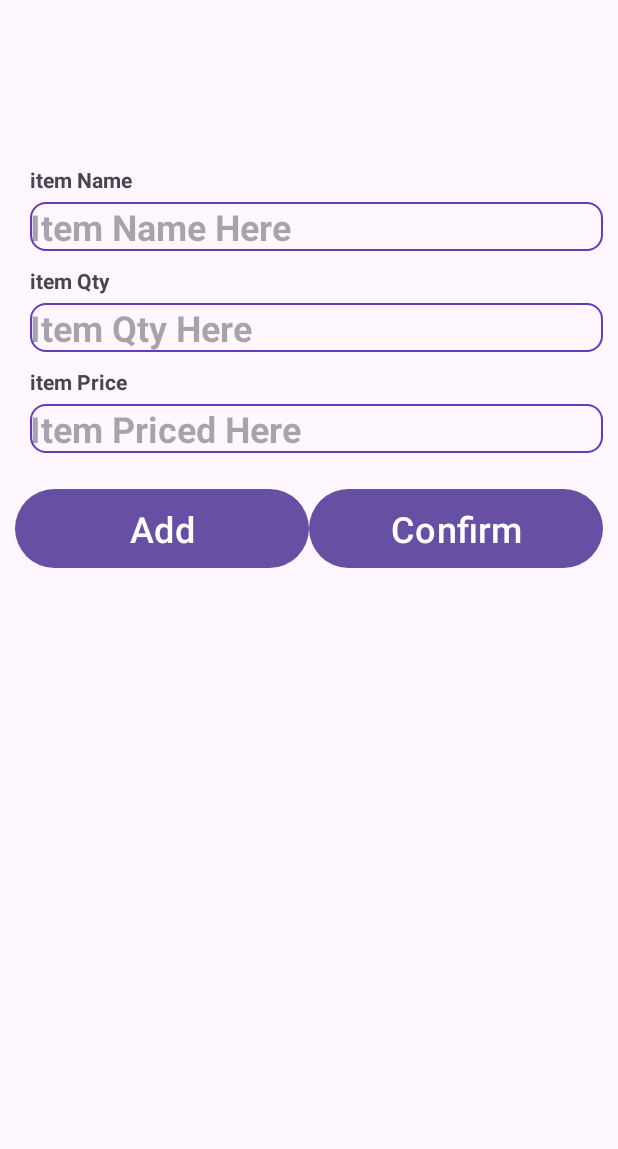
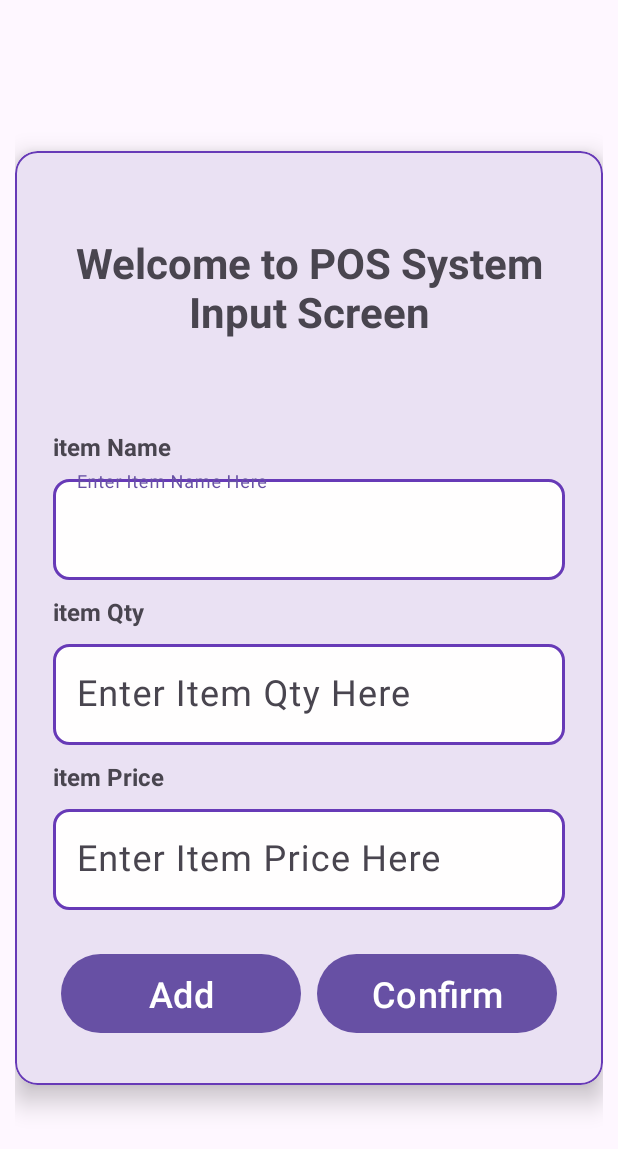
Before and after one commit to Jubayed-A/Point-Of-Sale-POS-, an Android app: the screen it shows after launch (MainActivity), on a phone screen of 412 x 824 dp. Shown: the top 1149 px of the screen. Run offline under Robolectric (Android 15) with nearby library versions, the phone set to English and light mode, and no system bars.

Commit message:
ui design is develop

```diff
--- a/app/src/main/java/com/example/pointofsale/MainActivity.kt
+++ b/app/src/main/java/com/example/pointofsale/MainActivity.kt
@@ -5,6 +5,7 @@ import androidx.appcompat.app.AppCompatActivity
 import android.os.Bundle
 import android.widget.Button
 import android.widget.EditText
+import android.widget.Toast
 
 class MainActivity : AppCompatActivity() {
     override fun onCreate(savedInstanceState: Bundle?) {
@@ -26,11 +27,13 @@ class MainActivity : AppCompatActivity() {
                 val total = qty * price
 
                 val intentOutput = Intent(this, OutputActivity::class.java)
-                intentOutput.putExtra("name", name.toString())
+                intentOutput.putExtra("name", name)
                 intentOutput.putExtra("qty", qty.toString())
                 intentOutput.putExtra("price", price.toString())
                 intentOutput.putExtra("total", total.toString())
                 startActivity(intentOutput)
+            } else{
+                Toast.makeText(this, "Please Input all the fill.", Toast.LENGTH_SHORT).show()
             }
 
         }
--- a/app/src/main/res/drawable/custom_shape.xml
+++ b/app/src/main/res/drawable/custom_shape.xml
@@ -1,7 +1,8 @@
 <?xml version="1.0" encoding="utf-8"?>
 <shape xmlns:android="http://schemas.android.com/apk/res/android">
     <corners android:radius="10dp"/>
+    <solid android:color="#FFFEFE"/>
     <stroke android:color="#673AB7"
-        android:width="1dp"
+        android:width="2dp"
         />
 </shape>
--- a/app/src/main/res/layout/activity_main.xml
+++ b/app/src/main/res/layout/activity_main.xml
@@ -4,33 +4,79 @@
     xmlns:tools="http://schemas.android.com/tools"
     android:layout_width="match_parent"
     android:layout_height="match_parent"
+    android:gravity="center"
     android:orientation="vertical"
     android:padding="10dp"
     tools:context=".MainActivity">
 
+    <com.google.android.material.card.MaterialCardView
+        android:layout_width="match_parent"
+        android:layout_height="wrap_content"
+        app:cardCornerRadius="15dp"
+        app:cardElevation="10dp"
+        app:strokeColor="#673AB7">
+
+        <LinearLayout
+            android:layout_width="match_parent"
+            android:layout_height="wrap_content"
+            android:layout_margin="5dp"
+            android:orientation="vertical">
+
+            <!--    welcome text -->
             <TextView
                 android:layout_width="wrap_content"
                 android:layout_height="wrap_content"
                 android:layout_marginStart="10dp"
-        android:layout_marginTop="100dp"
+                android:layout_marginTop="40dp"
+                android:layout_marginEnd="10dp"
+                android:gravity="center"
+                android:padding="10dp"
+                android:text="Welcome to POS System Input Screen"
+                android:textSize="28sp"
+                android:textStyle="bold" />
+
+            <!--    design section -->
+            <LinearLayout
+                android:layout_width="match_parent"
+                android:layout_height="wrap_content"
+                android:layout_margin="10dp"
+                android:orientation="vertical">
+
+                <!--       Item name text here      -->
+                <TextView
+                    android:layout_width="wrap_content"
+                    android:layout_height="wrap_content"
+                    android:layout_marginStart="10dp"
+                    android:layout_marginTop="40dp"
                     android:layout_marginBottom="5dp"
                     android:text="item Name"
+                    android:textSize="16sp"
                     android:textStyle="bold" />
 
 
-    <EditText
+                <!--       Item name here      -->
+                <com.google.android.material.textfield.TextInputLayout
+                    android:layout_width="match_parent"
+                    android:layout_height="wrap_content"
+                    android:layout_marginStart="10dp"
+                    android:layout_marginEnd="10dp"
+                    app:endIconMode="clear_text">
+
+                    <com.google.android.material.textfield.TextInputEditText
                         android:id="@+id/itemName"
                         android:layout_width="match_parent"
                         android:layout_height="wrap_content"
-        android:layout_marginStart="10dp"
                         android:background="@drawable/custom_shape"
-        android:ems="10"
-        android:hint="Item Name Here"
+                        android:hint="Enter Item Name Here"
                         android:inputType="text"
                         android:textColor="@color/black"
-        android:textSize="24sp"
-        android:textStyle="bold" />
+                        android:textSize="24sp" />
 
+
+                </com.google.android.material.textfield.TextInputLayout>
+
+
+                <!--       Item qty text here      -->
                 <TextView
                     android:layout_width="wrap_content"
                     android:layout_height="wrap_content"
@@ -38,22 +84,33 @@
                     android:layout_marginTop="10dp"
                     android:layout_marginBottom="5dp"
                     android:text="item Qty"
+                    android:textSize="16sp"
                     android:textStyle="bold" />
 
 
-    <EditText
+                <!--       Item qty here      -->
+                <com.google.android.material.textfield.TextInputLayout
+                    android:layout_width="match_parent"
+                    android:layout_height="wrap_content"
+                    android:layout_marginStart="10dp"
+                    android:layout_marginEnd="10dp"
+                    app:endIconMode="clear_text">
+
+                    <com.google.android.material.textfield.TextInputEditText
                         android:id="@+id/itemQty"
                         android:layout_width="match_parent"
                         android:layout_height="wrap_content"
-        android:layout_marginStart="10dp"
                         android:background="@drawable/custom_shape"
-        android:ems="10"
-        android:hint="Item Qty Here"
+                        android:hint="Enter Item Qty Here"
                         android:inputType="number"
-        android:textColor="@color/black"
                         android:textSize="24sp"
-        android:textStyle="bold" />
+                        android:textColor="@color/black"/>
 
+
+                </com.google.android.material.textfield.TextInputLayout>
+
+
+                <!--       Item price text here      -->
                 <TextView
                     android:layout_width="wrap_content"
                     android:layout_height="wrap_content"
@@ -61,33 +118,47 @@
                     android:layout_marginTop="10dp"
                     android:layout_marginBottom="5dp"
                     android:text="item Price"
+                    android:textSize="16sp"
                     android:textStyle="bold" />
 
 
-    <EditText
+                <!--       Item price here      -->
+                <com.google.android.material.textfield.TextInputLayout
+                    android:layout_width="match_parent"
+                    android:layout_height="wrap_content"
+                    android:layout_marginStart="10dp"
+                    android:layout_marginEnd="10dp"
+                    app:endIconMode="clear_text">
+
+                    <com.google.android.material.textfield.TextInputEditText
                         android:id="@+id/itemPrice"
                         android:layout_width="match_parent"
                         android:layout_height="wrap_content"
-        android:layout_marginStart="10dp"
                         android:background="@drawable/custom_shape"
-        android:ems="10"
-        android:hint="Item Priced Here"
+                        android:hint="Enter Item Price Here"
                         android:inputType="number"
-        android:textColor="@color/black"
                         android:textSize="24sp"
-        android:textStyle="bold" />
+                        android:textColor="@color/black" />
 
+
+                </com.google.android.material.textfield.TextInputLayout>
+
+
+                <!--       Button code here      -->
                 <LinearLayout
                     android:layout_width="match_parent"
                     android:layout_height="wrap_content"
-        android:layout_marginTop="10dp"
+                    android:layout_marginStart="10dp"
+                    android:layout_marginTop="20dp"
+                    android:layout_marginEnd="10dp"
+                    android:layout_marginBottom="10dp"
                     android:orientation="horizontal">
 
                     <Button
                         android:id="@+id/btnAdd"
                         android:layout_width="match_parent"
                         android:layout_height="wrap_content"
-            android:layout_marginTop="10dp"
+                        android:layout_margin="5dp"
                         android:layout_weight="1"
                         android:padding="10dp"
                         android:text="Add"
@@ -97,7 +168,7 @@
                         android:id="@+id/btnConfirm"
                         android:layout_width="match_parent"
                         android:layout_height="wrap_content"
-            android:layout_marginTop="10dp"
+                        android:layout_margin="5dp"
                         android:layout_weight="1"
                         android:padding="10dp"
                         android:text="Confirm"
@@ -105,5 +176,11 @@
 
                 </LinearLayout>
 
+            </LinearLayout>
 
         </LinearLayout>
+
+    </com.google.android.material.card.MaterialCardView>
+
+
+</LinearLayout>
```
Also changed, not shown: app/src/main/res/layout/activity_output.xml (+44 -21 lines). Lines whose indentation alone changed are shown as unchanged.
